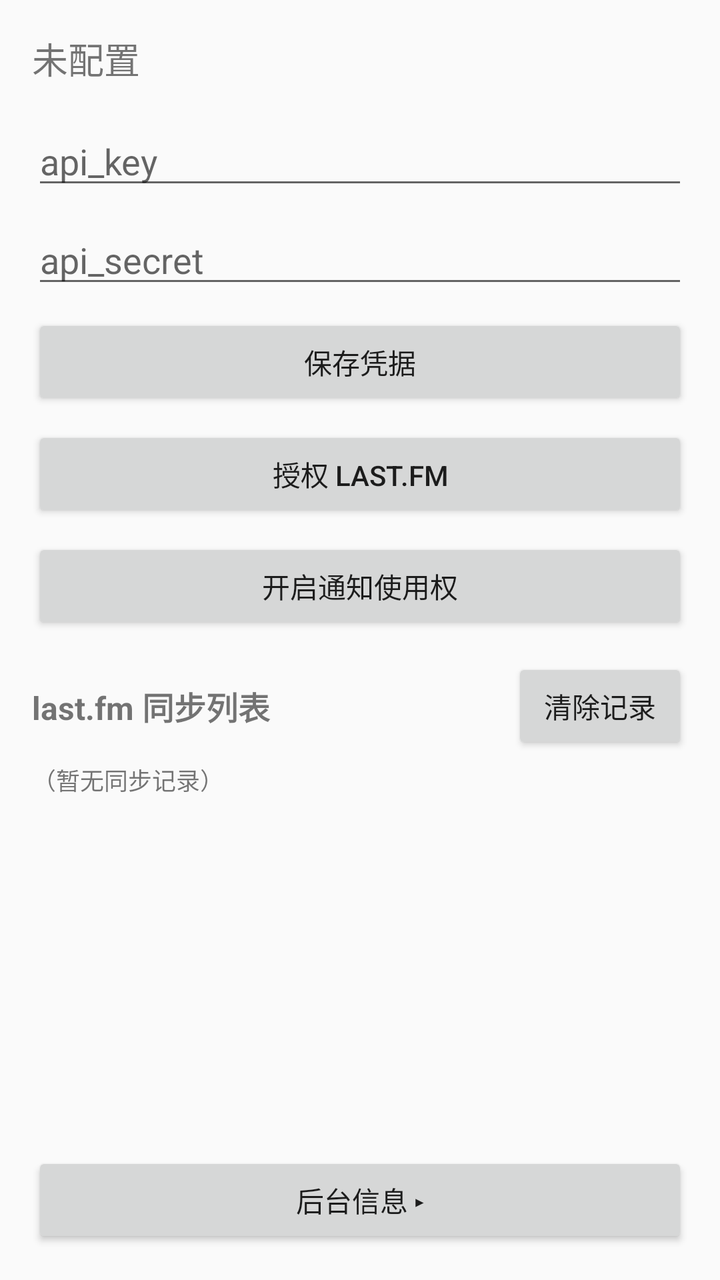
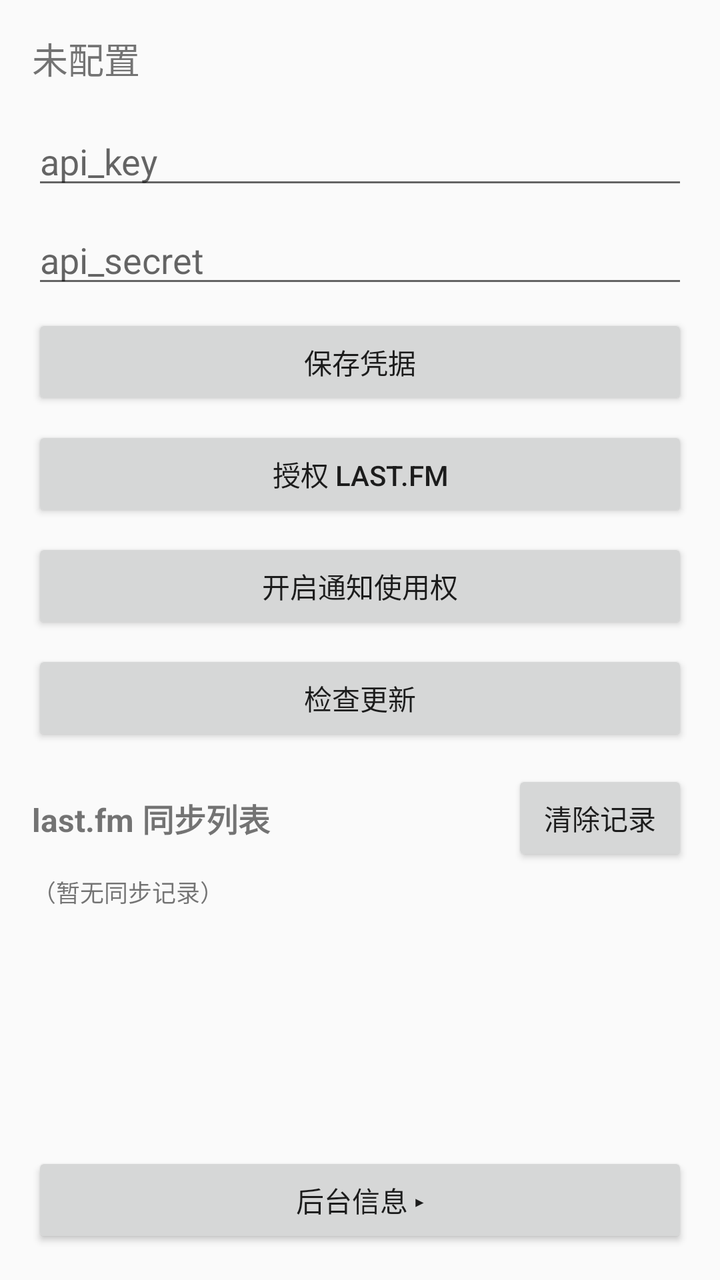

Screens rendered from an Android XML layout before and after an edit, with the pre-edit source and the edit as a unified diff.
<!-- AndroidManifest.xml: application theme Theme.LastfmNet163 -->
<!-- res/layout/activity_main.xml -->
<?xml version="1.0" encoding="utf-8"?>
<LinearLayout xmlns:android="http://schemas.android.com/apk/res/android"
    android:layout_width="match_parent"
    android:layout_height="match_parent"
    android:orientation="vertical"
    android:padding="16dp">

    <TextView
        android:id="@+id/status"
        android:layout_width="match_parent"
        android:layout_height="wrap_content"
        android:text="未配置"
        android:textSize="18sp" />

    <LinearLayout
        android:id="@+id/credentials"
        android:layout_width="match_parent"
        android:layout_height="wrap_content"
        android:orientation="vertical">

        <EditText
            android:id="@+id/api_key"
            android:layout_width="match_parent"
            android:layout_height="wrap_content"
            android:hint="api_key"
            android:inputType="text"
            android:layout_marginTop="16dp" />

        <EditText
            android:id="@+id/api_secret"
            android:layout_width="match_parent"
            android:layout_height="wrap_content"
            android:hint="api_secret"
            android:inputType="textPassword"
            android:layout_marginTop="8dp" />

        <Button
            android:id="@+id/save"
            android:layout_width="match_parent"
            android:layout_height="wrap_content"
            android:text="保存凭据"
            android:layout_marginTop="8dp" />
    </LinearLayout>

    <Button
        android:id="@+id/auth"
        android:layout_width="match_parent"
        android:layout_height="wrap_content"
        android:text="授权 last.fm"
        android:layout_marginTop="8dp" />

    <Button
        android:id="@+id/edit_credentials"
        android:layout_width="match_parent"
        android:layout_height="wrap_content"
        android:text="修改凭据"
        android:layout_marginTop="8dp"
        android:visibility="gone" />

    <Button
        android:id="@+id/notification_access"
        android:layout_width="match_parent"
        android:layout_height="wrap_content"
        android:text="开启通知使用权"
        android:layout_marginTop="8dp" />

    <LinearLayout
        android:layout_width="match_parent"
        android:layout_height="wrap_content"
        android:orientation="horizontal"
        android:gravity="center_vertical"
        android:layout_marginTop="12dp">

        <TextView
            android:layout_width="0dp"
            android:layout_height="wrap_content"
            android:layout_weight="1"
            android:text="last.fm 同步列表"
            android:textSize="16sp"
            android:textStyle="bold" />

        <Button
            android:id="@+id/clear_history"
            android:layout_width="wrap_content"
            android:layout_height="wrap_content"
            android:text="清除记录" />
    </LinearLayout>

    <ScrollView
        android:id="@+id/history_scroll"
        android:layout_width="match_parent"
        android:layout_height="0dp"
        android:layout_weight="1"
        android:layout_marginTop="4dp">

        <TextView
            android:id="@+id/history"
            android:layout_width="match_parent"
            android:layout_height="wrap_content"
            android:fontFamily="monospace"
            android:textIsSelectable="true"
            android:textSize="12sp"
            android:text="（暂无同步记录）" />
    </ScrollView>

    <Button
        android:id="@+id/toggle_debug"
        android:layout_width="match_parent"
        android:layout_height="wrap_content"
        android:layout_marginTop="8dp"
        android:text="后台信息 ▸" />

    <ScrollView
        android:id="@+id/debug_scroll"
        android:layout_width="match_parent"
        android:layout_height="0dp"
        android:layout_weight="1"
        android:layout_marginTop="4dp"
        android:visibility="gone">

        <TextView
            android:id="@+id/debug"
            android:layout_width="match_parent"
            android:layout_height="wrap_content"
            android:fontFamily="monospace"
            android:textIsSelectable="true"
            android:textSize="12sp"
            android:text="（放歌→暂停后，调试信息显示在这里）" />
    </ScrollView>
</LinearLayout>
<!-- resources referenced by this layout -->
<resources>
  <style name="Theme.LastfmNet163" parent="Theme.AppCompat.DayNight" />
</resources>

<!-- the commit's change to res/layout/activity_main.xml (unified diff, before → after) -->
@@ -64,6 +64,13 @@
         android:text="开启通知使用权"
         android:layout_marginTop="8dp" />
 
+    <Button
+        android:id="@+id/check_update"
+        android:layout_width="match_parent"
+        android:layout_height="wrap_content"
+        android:text="检查更新"
+        android:layout_marginTop="8dp" />
+
     <LinearLayout
         android:layout_width="match_parent"
         android:layout_height="wrap_content"
